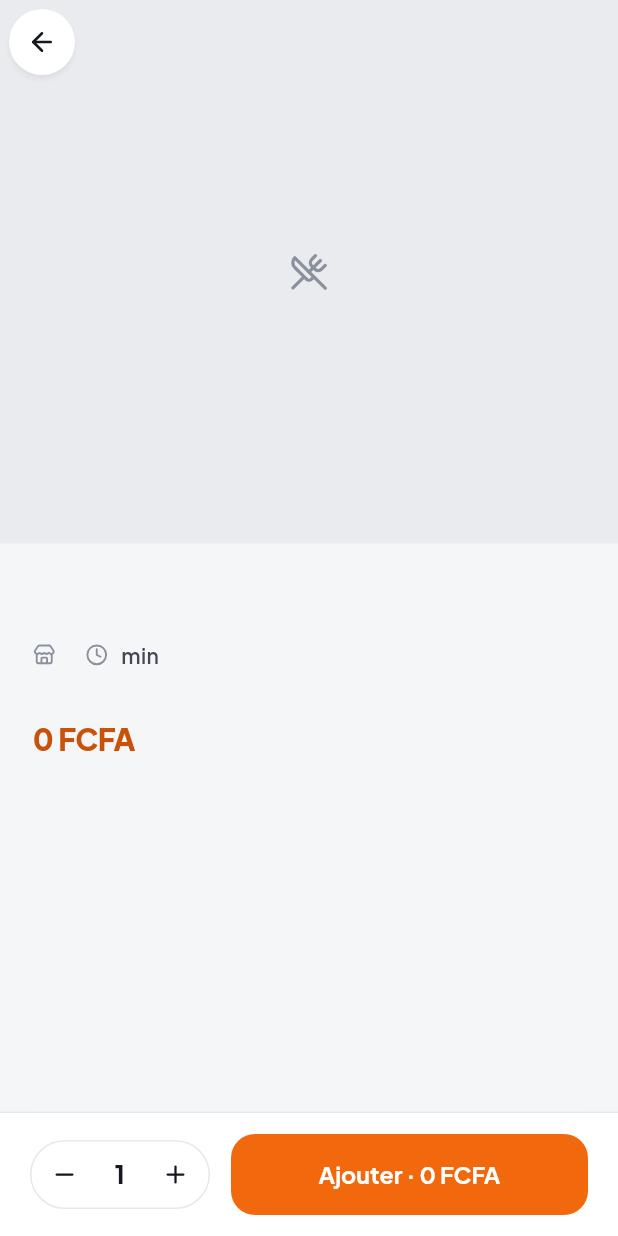
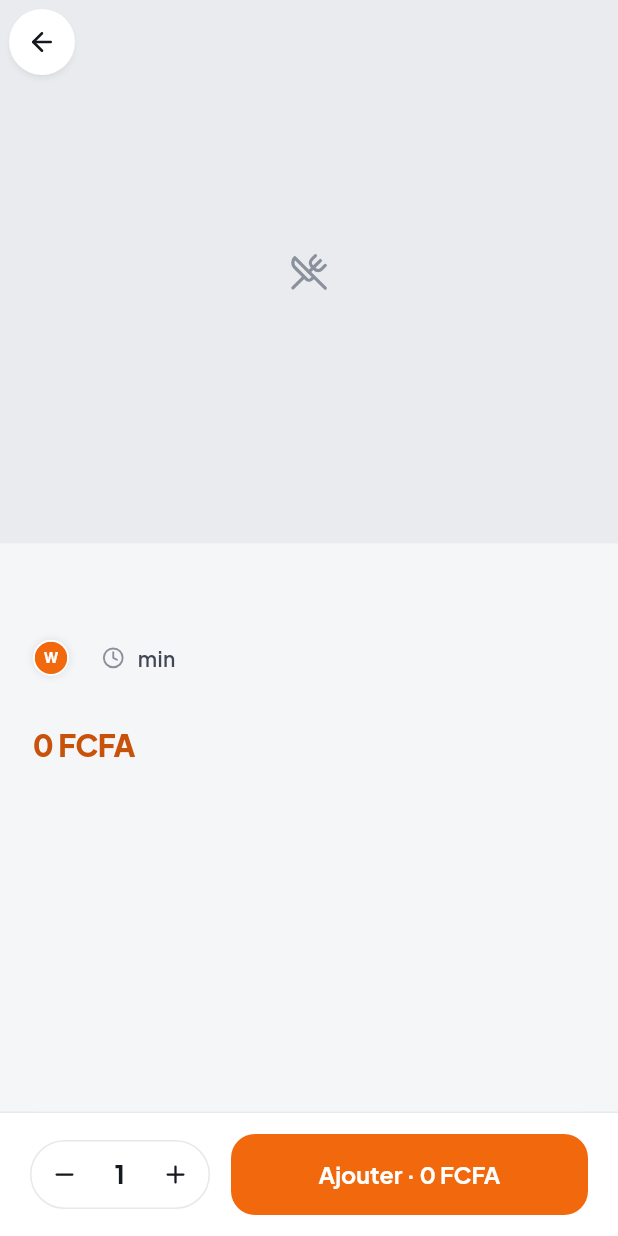
Before and after one commit to Aubed-a11/wayi-app, a Flutter app: the DishScreen screen opened directly with empty values, on a phone screen of 412 x 824 dp. Run offline on Flutter 3.47's test engine with Material 3 defaults, Android fonts, the phone set to English and light mode, and no system bars; our stand-ins replace cached_network_image, flutter_local_notifications, flutter_map, geolocator, google_fonts, image_picker and 4 more; accounts and stored records are empty; network calls fail.

Commit message:
Logos des restaurants dans les menus (envoi depuis l'espace restaurant), icone Yivi : toque de chef
Co-Authored-By: Claude Opus 5.5 <noreply@anthropic.com>
Claude-Session: https://claude.ai/code/session_01N563ngubQmDqaLwZbKoGBB

```diff
--- a/mobile/lib/core/icons.dart
+++ b/mobile/lib/core/icons.dart
@@ -5,7 +5,7 @@ import 'package:lucide_icons_flutter/lucide_icons.dart';
 class Ic {
   static const IconData home = LucideIcons.house;
   static const IconData search = LucideIcons.search;
-  static const IconData yivi = LucideIcons.sparkles;
+  static const IconData yivi = LucideIcons.chefHat;
   static const IconData bag = LucideIcons.shoppingBag;
   static const IconData user = LucideIcons.user;
   static const IconData mail = LucideIcons.mail;
--- a/mobile/lib/core/ui.dart
+++ b/mobile/lib/core/ui.dart
@@ -304,3 +304,57 @@ class StatusPill extends StatelessWidget {
         child: Text(label, style: font(size: 11.5, weight: FontWeight.w700, color: color)),
       );
 }
+
+/// Logo du restaurant (rond). Sans logo envoye : ses initiales sur une couleur fixe.
+class RestoLogo extends StatelessWidget {
+  final String? url;
+  final String name;
+  final double size;
+  const RestoLogo({super.key, this.url, required this.name, this.size = 22});
+
+  static const _colors = [Color(0xFFF2690D), Color(0xFF1E9E5A), Color(0xFF2F7BE5), Color(0xFF8B4FD8), Color(0xFFD9467A), Color(0xFFE59A00), Color(0xFF0F8A8A)];
+
+  String get _initials {
+    final words = name.trim().split(RegExp(r'\s+')).where((w) => w.isNotEmpty && w.length > 2).toList();
+    if (words.isEmpty) return name.isNotEmpty ? name[0].toUpperCase() : 'W';
+    return words.take(2).map((w) => w[0].toUpperCase()).join();
+  }
+
+  @override
+  Widget build(BuildContext context) {
+    final color = _colors[name.codeUnits.fold<int>(0, (a, b) => a + b) % _colors.length];
+    final fallback = Container(
+      color: color,
+      alignment: Alignment.center,
+      child: Text(_initials, style: font(size: size * 0.38, weight: FontWeight.w800, color: Colors.white)),
+    );
+    return Container(
+      width: size, height: size,
+      decoration: BoxDecoration(shape: BoxShape.circle, border: Border.all(color: Colors.white, width: size > 30 ? 2 : 1.2), boxShadow: const [BoxShadow(color: Color(0x1A000000), blurRadius: 4)]),
+      child: ClipOval(
+        child: (url == null || url!.isEmpty)
+            ? fallback
+            : CachedNetworkImage(imageUrl: url!, fit: BoxFit.cover, placeholder: (_, __) => fallback, errorWidget: (_, __, ___) => fallback),
+      ),
+    );
+  }
+}
+
+/// Logo + nom du restaurant sur une ligne
+class RestoLine extends StatelessWidget {
+  final String? logo;
+  final String name;
+  final Color? color;
+  final double size;
+  final String? suffix;
+  const RestoLine({super.key, this.logo, required this.name, this.color, this.size = 18, this.suffix});
+  @override
+  Widget build(BuildContext context) => Row(mainAxisSize: MainAxisSize.min, children: [
+        RestoLogo(url: logo, name: name, size: size),
+        const SizedBox(width: 6),
+        Flexible(
+          child: Text(suffix == null ? name : '$name  ·  $suffix', maxLines: 1, overflow: TextOverflow.ellipsis,
+              style: font(size: 12.5, weight: FontWeight.w600, color: color ?? C.muted)),
+        ),
+      ]);
+}
--- a/mobile/lib/features/client/dish_screen.dart
+++ b/mobile/lib/features/client/dish_screen.dart
@@ -44,8 +44,8 @@ class _DishScreenState extends State<DishScreen> {
               Text(d.name, style: h1()),
               const SizedBox(height: 10),
               Row(children: [
-                const Icon(Ic.store, size: 15, color: C.muted),
-                const SizedBox(width: 6),
+                RestoLogo(url: d.restaurantLogo, name: d.restaurantName, size: 24),
+                const SizedBox(width: 8),
                 Flexible(child: Text(d.restaurantName, style: font(size: 14, weight: FontWeight.w600, color: C.ink2), overflow: TextOverflow.ellipsis)),
                 const SizedBox(width: 14),
                 const Icon(Ic.clock, size: 15, color: C.muted),
@@ -79,7 +79,7 @@ class _DishScreenState extends State<DishScreen> {
                   padding: const EdgeInsets.all(16),
                   decoration: cardBox(radius: R.md),
                   child: Row(children: [
-                    Container(width: 44, height: 44, decoration: BoxDecoration(color: Colors.white, borderRadius: BorderRadius.circular(14)), child: const Icon(Ic.store, size: 20, color: C.brandDark)),
+                    RestoLogo(url: d.restaurantLogo, name: d.restaurantName, size: 48),
                     const SizedBox(width: 14),
                     Expanded(child: Column(crossAxisAlignment: CrossAxisAlignment.start, children: [
                       Text(d.restaurantName, style: h3()),
--- a/mobile/lib/features/client/explore_screen.dart
+++ b/mobile/lib/features/client/explore_screen.dart
@@ -120,7 +120,7 @@ class _ExploreScreenState extends State<ExploreScreen> {
                         const SizedBox(height: 10),
                         Text(d.name, style: font(size: 14.5, weight: FontWeight.w700), maxLines: 2, overflow: TextOverflow.ellipsis),
                         const SizedBox(height: 3),
-                        Text(d.restaurantName, style: small(), maxLines: 1, overflow: TextOverflow.ellipsis),
+                        RestoLine(logo: d.restaurantLogo, name: d.restaurantName),
                         const SizedBox(height: 5),
                         Text(fcfa(d.price), style: font(size: 14, weight: FontWeight.w800)),
                       ]),
--- a/mobile/lib/models/models.dart
+++ b/mobile/lib/models/models.dart
@@ -12,6 +12,7 @@ class Dish {
   final String taste;
   final String restaurantId;
   final String restaurantName;
+  final String? restaurantLogo;
   final String? restaurantTagline;
   final String prepTime;
   final List<String> composition;
@@ -22,7 +23,7 @@ class Dish {
   Dish({
     required this.id, required this.name, required this.desc, required this.price, this.image,
     required this.period, required this.category, required this.taste,
-    required this.restaurantId, required this.restaurantName, this.restaurantTagline,
+    required this.restaurantId, required this.restaurantName, this.restaurantLogo, this.restaurantTagline,
     required this.prepTime, this.composition = const [], this.advantages = const [],
     this.demo = false, this.popular = false,
   });
@@ -42,6 +43,7 @@ class Dish {
       taste: asStr(j['taste']),
       restaurantId: asStr(j['restaurantId']),
       restaurantName: asStr(r['name'] ?? j['restaurantName'], 'Restaurant'),
+      restaurantLogo: (r['logo'] is String && (r['logo'] as String).isNotEmpty) ? r['logo'] as String : null,
       restaurantTagline: r['tagline'] as String?,
       prepTime: asStr(r['prepTime'], '20-30'),
       composition: _lines(j['characteristics']),
```
Also changed, not shown: mobile/lib/features/client/widgets.dart (+4 -4 lines), mobile/lib/features/merchant/account_tab.dart (+42 -1 lines), 1 other file.
